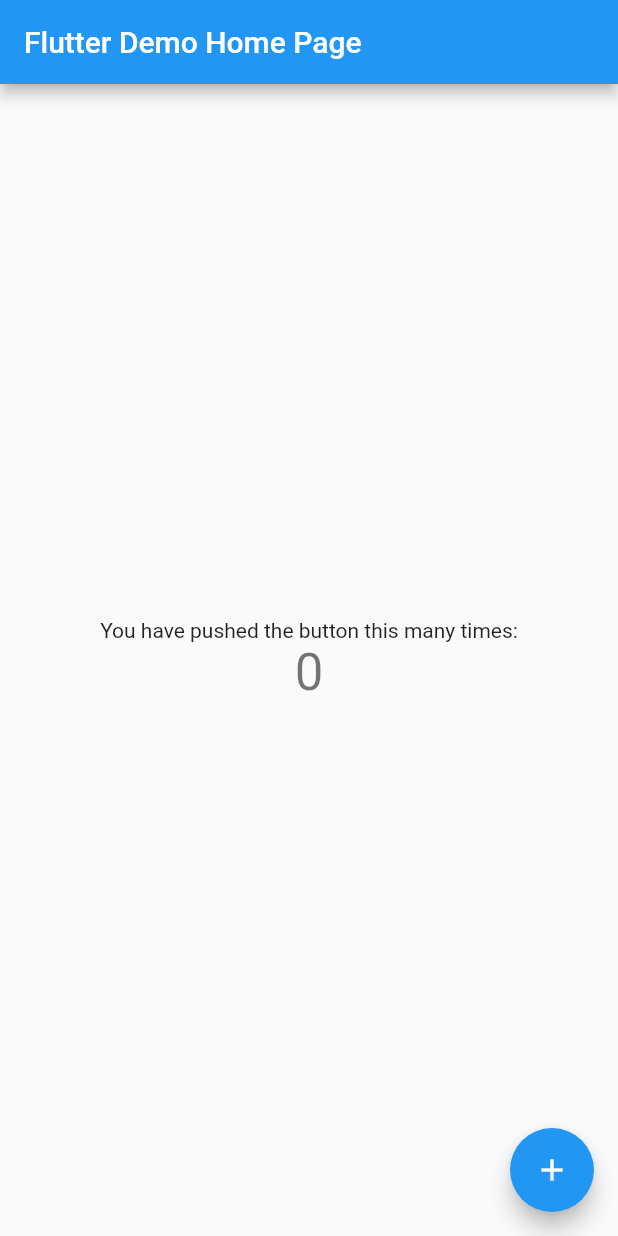
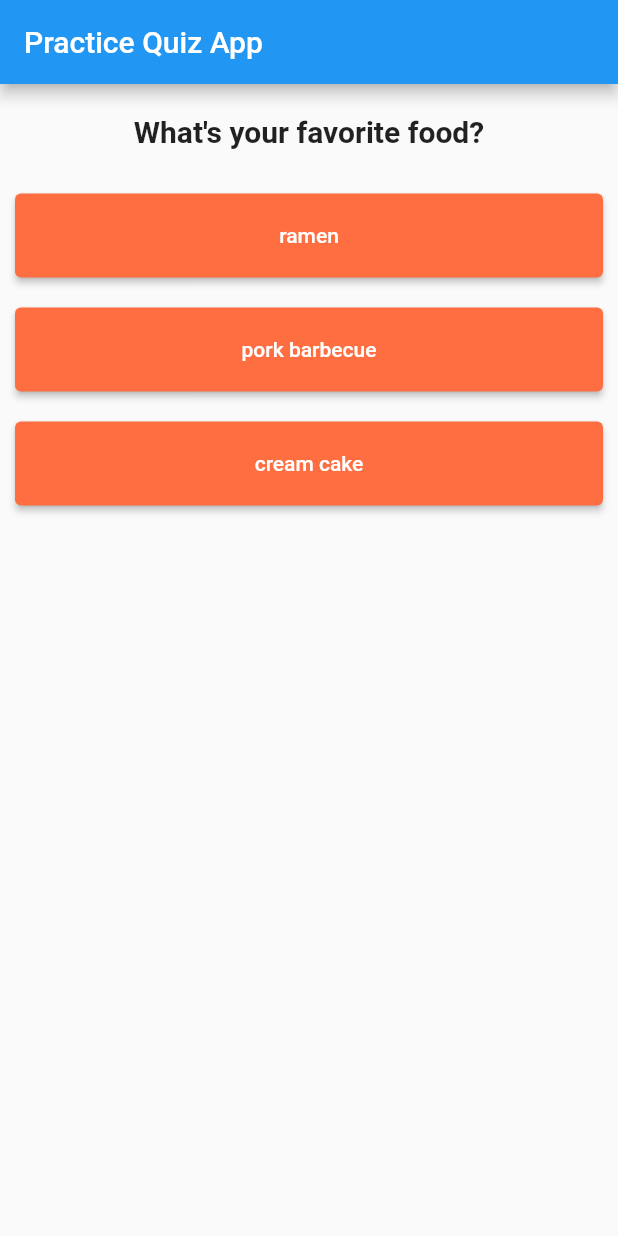
Before and after one commit to eiclipse/gitflutter, a Flutter app: the screen it shows after launch, on a phone screen of 412 x 824 dp. Run offline on Flutter 3.47's test engine with Material 2 defaults, Android fonts, the phone set to English and light mode, and no system bars.

Commit message:
commit for quiz app

```diff
--- a/lib/main.dart
+++ b/lib/main.dart
@@ -1,115 +1,83 @@
 import 'package:flutter/material.dart';
+import './widgets/quiz.dart';
+import './widgets/result.dart';
 
-void main() {
-  runApp(const MyApp());
+// void main(){
+//   runApp(MyApp());
+// }
+
+void main() => runApp(MyApp());
+
+class MyApp extends StatefulWidget {
+  @override
+  State<MyApp> createState() => _MyAppState();
 }
 
-class MyApp extends StatelessWidget {
-  const MyApp({Key? key}) : super(key: key);
+class _MyAppState extends State<MyApp> {
+  final String _title = 'Quiz App Pract.';
+  int _questionIndex = 0;
+  int _totalScore = 0;
 
-  // This widget is the root of your application.
-  @override
-  Widget build(BuildContext context) {
-    return MaterialApp(
-      title: 'Flutter Demo',
-      theme: ThemeData(
-        // This is the theme of your application.
-        //
-        // Try running your application with "flutter run". You'll see the
-        // application has a blue toolbar. Then, without quitting the app, try
-        // changing the primarySwatch below to Colors.green and then invoke
-        // "hot reload" (press "r" in the console where you ran "flutter run",
-        // or simply save your changes to "hot reload" in a Flutter IDE).
-        // Notice that the counter didn't reset back to zero; the application
-        // is not restarted.
-        primarySwatch: Colors.blue,
-      ),
-      home: const MyHomePage(title: 'Flutter Demo Home Page'),
-    );
+  final List<Map<String, Object>> _questions = [
+    {
+      'question': 'What\'s your favorite food?',
+      'answers': [
+        {'text': 'ramen', 'score': 1},
+        {'text': 'pork barbecue', 'score': 5},
+        {'text': 'cream cake', 'score': 10},
+      ]
+    },
+    {
+      'question': 'What\'s your favorite season?',
+      'answers': [
+        {'text': 'summer', 'score': 1},
+        {'text': 'winter', 'score': 5},
+        {'text': 'fall', 'score': 10},
+      ]
+    },
+    {
+      'question': 'What\'s your favorite coffee?',
+      'answers': [
+        {'text': 'cappuccino', 'score': 1},
+        {'text': 'vanilla latte', 'score': 5},
+        {'text': 'americano', 'score': 10},
+      ]
+    },
+  ];
+
+  void _answerQuestion(int score) {
+    setState(() {
+      if (_questionIndex < _questions.length) {
+        _totalScore += score;
+        _questionIndex++;
+      } else {
+        _questionIndex = 0;
+      }
+    });
   }
-}
 
-class MyHomePage extends StatefulWidget {
-  const MyHomePage({Key? key, required this.title}) : super(key: key);
-
-  // This widget is the home page of your application. It is stateful, meaning
-  // that it has a State object (defined below) that contains fields that affect
-  // how it looks.
-
-  // This class is the configuration for the state. It holds the values (in this
-  // case the title) provided by the parent (in this case the App widget) and
-  // used by the build method of the State. Fields in a Widget subclass are
-  // always marked "final".
-
-  final String title;
-
-  @override
-  State<MyHomePage> createState() => _MyHomePageState();
-}
-
-class _MyHomePageState extends State<MyHomePage> {
-  int _counter = 0;
-
-  void _incrementCounter() {
+  void _restartQuiz() {
     setState(() {
-      // This call to setState tells the Flutter framework that something has
-      // changed in this State, which causes it to rerun the build method below
-      // so that the display can reflect the updated values. If we changed
-      // _counter without calling setState(), then the build method would not be
-      // called again, and so nothing would appear to happen.
-      _counter++;
+      _totalScore = 0;
+      _questionIndex = 0;
     });
   }
 
   @override
   Widget build(BuildContext context) {
-    // This method is rerun every time setState is called, for instance as done
-    // by the _incrementCounter method above.
-    //
-    // The Flutter framework has been optimized to make rerunning build methods
-    // fast, so that you can just rebuild anything that needs updating rather
-    // than having to individually change instances of widgets.
-    return Scaffold(
-      appBar: AppBar(
-        // Here we take the value from the MyHomePage object that was created by
-        // the App.build method, and use it to set our appbar title.
-        title: Text(widget.title),
+    return MaterialApp(
+      title: _title,
+      home: Scaffold(
+        appBar: AppBar(
+          title: const Text('Practice Quiz App'),
+        ),
+        body: _questionIndex < _questions.length
+            ? MainQuiz(
+            questionIndex: _questionIndex,
+            questions: _questions,
+            indexScoreHandler: _answerQuestion)
+            : Result(_totalScore, _restartQuiz),
       ),
-      body: Center(
-        // Center is a layout widget. It takes a single child and positions it
-        // in the middle of the parent.
-        child: Column(
-          // Column is also a layout widget. It takes a list of children and
-          // arranges them vertically. By default, it sizes itself to fit its
-          // children horizontally, and tries to be as tall as its parent.
-          //
-          // Invoke "debug painting" (press "p" in the console, choose the
-          // "Toggle Debug Paint" action from the Flutter Inspector in Android
-          // Studio, or the "Toggle Debug Paint" command in Visual Studio Code)
-          // to see the wireframe for each widget.
-          //
-          // Column has various properties to control how it sizes itself and
-          // how it positions its children. Here we use mainAxisAlignment to
-          // center the children vertically; the main axis here is the vertical
-          // axis because Columns are vertical (the cross axis would be
-          // horizontal).
-          mainAxisAlignment: MainAxisAlignment.center,
-          children: <Widget>[
-            const Text(
-              'You have pushed the button this many times:',
-            ),
-            Text(
-              '$_counter',
-              style: Theme.of(context).textTheme.headline4,
-            ),
-          ],
-        ),
-      ),
-      floatingActionButton: FloatingActionButton(
-        onPressed: _incrementCounter,
-        tooltip: 'Increment',
-        child: const Icon(Icons.add),
-      ), // This trailing comma makes auto-formatting nicer for build methods.
     );
   }
 }
--- /dev/null
+++ b/lib/widgets/answer.dart
@@ -0,0 +1,26 @@
+import 'package:flutter/material.dart';
+
+class Answer extends StatelessWidget {
+  final String _text;
+  final VoidCallback _indexScoreHandler;
+
+  const Answer(this._text, this._indexScoreHandler);
+
+  @override
+  Widget build(BuildContext context) {
+    return Container(
+      width: double.infinity,
+      margin: const EdgeInsets.all(10),
+      child: ElevatedButton(
+        onPressed: _indexScoreHandler,
+        style: ButtonStyle(
+          backgroundColor:
+          MaterialStateProperty.all<Color>(Colors.deepOrangeAccent),
+          foregroundColor: MaterialStateProperty.all<Color>(Colors.white),
+          padding: MaterialStateProperty.all(const EdgeInsets.all(20)),
+        ),
+        child: Text(_text),
+      ),
+    );
+  }
+}
--- /dev/null
+++ b/lib/widgets/question.dart
@@ -0,0 +1,23 @@
+import 'package:flutter/material.dart';
+
+class Question  extends StatelessWidget {
+  final String _question;
+
+  const Question(this._question);
+
+  @override
+  Widget build(BuildContext context) {
+    return Container(
+      width: double.infinity,
+      margin: const EdgeInsets.all(20),
+      child: Text(
+        _question,
+        style: const TextStyle(
+          fontWeight: FontWeight.bold,
+          fontSize: 20,
+        ),
+        textAlign: TextAlign.center,
+      ),
+    );
+  }
+}
--- /dev/null
+++ b/lib/widgets/quiz.dart
@@ -0,0 +1,68 @@
+import 'package:flutter/material.dart';
+import './question.dart';
+import './answer.dart';
+
+class MainQuiz extends StatelessWidget {
+  final int questionIndex;
+  final List<Map<String, Object>> questions;
+  final Function indexScoreHandler;
+
+  const MainQuiz({
+    required this.questionIndex,
+    required this.questions,
+    required this.indexScoreHandler,
+  });
+
+  @override
+  Widget build(BuildContext context) {
+    return Column(
+      children: [
+        Question(questions[questionIndex]['question'] as String),
+        /*
+
+        _questions -> List<Map<String,Object>> 임. 즉 맵형 리스트
+        _questions[_questionIndex] -> 위 맵형 리스트에서 특정 인덱스를 가져오므로 하나의 맵형을 가리킴
+            -> 즉 하나의 question과 리스트를 가진 answers를 포함한 맵
+        _questions[_questionIndex]['answers'] -> 한 세트의 질문 답변들에서 답변 리스트를 가리킴
+
+        버튼을 구성하는 Answer 클래스 생성자로 넘겨주기 위해 총 3의 길이로 이뤄진 답변 리스트에서 각각의 답변을 꺼내와야 함.
+        그래서 일단 _questions[_questionIndex]['answers'] 를 String형 리스트로 명시적 형변환
+
+
+        그 후 리스트같은 iterable 객체를 기준으로 foreach 를 돌려주는 역할의 map 함수를 사용
+        _questions[_questionIndex]['answers'] as List<String>).map((e) => ...)
+        여기서 map 함수 안의 익명함수()의 매개변수 e는 위의 String형 리스트(각각의 답변이 담긴)를 돌며 각 인덱스에 해당하는
+        값을 담는 역할
+
+        java 라면 for문의 변수 e 역활과 같음
+        String[] list = ["a", "b", "c"];
+        for(String e : list){  ....  };
+
+        map함수를 이용해 리스트의 답변의 수만큼 반복할때마다 매개변수 e에 담기 각 답변을 넘겨
+        Answer 생성자를 호출해 버튼 위젯을 생성함.
+        Answer 클래스 내부적으로 컨테이너 위젯을 반환하기 때문에
+        (_questions[_questionIndex]['answers'] as List<String>).map((e) => Answer(e, _indexHandler))
+        여기까지의 코드를 통해 Answer형 Iterable 객체를 반환받을 수 있게 됨.
+
+        그러나 Column의 children 요소로는 Widget만 들어갈 수 있음.
+
+        Iterable 객체를 펼쳐 List, Map 등에 삽입해주는 역할을 하는 스프레드 연산자(...)을 이용해
+        children의 [] 리스트에 추가해주므로써 각각의 Answer 위젯이 들어감.
+        --- 여기까지가 score 들어가기 전 버전
+
+        _questions -> List<Map<String,Object>> 임. 즉 맵형 리스트
+        _questions[_questionIndex] -> 위 맵형 리스트에서 특정 인덱스를 가져오므로 하나의 맵형을 가리킴
+            -> 즉 하나의 question과 맵을 가진 answers를 포함한 맵
+        _questions[_questionIndex]['answers'] -> text, score 키를 가진 맵을 담은 리스트
+        */
+        ...(questions[questionIndex]['answers'] as List<Map<String, Object>>)
+            .map((e) {
+          return Answer(
+            e['text'] as String,
+                () => indexScoreHandler(e['score']),
+          );
+        }),
+      ],
+    );
+  }
+}
```
Also changed, not shown: lib/widgets/result.dart (added, +69 -0 lines), 3 other files.
